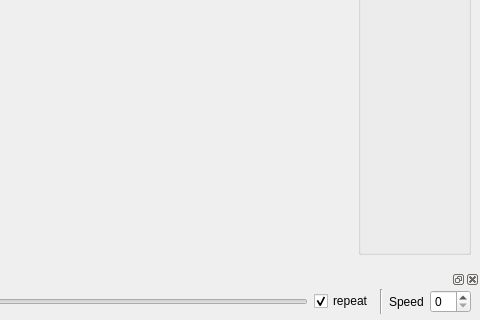
First picture: the form in ui/MainWindow.ui, repository ORB-HD/MeshUp, before the edit; both pictures show x 575 to 1055 and y 340 to 660 of the 1055 by 660 pixel window.
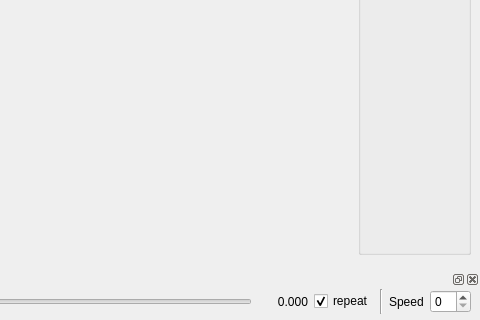
Second picture: the form after the edit. Icons and pictures are not drawn. Custom widgets are drawn as their Qt base class.

Commit message:
displaying current time in the player dock
branch : develop

```diff
--- a/ui/MainWindow.ui
+++ b/ui/MainWindow.ui
@@ -234,6 +234,22 @@
          </property>
         </widget>
        </item>
+       <item>
+        <widget class="QLabel" name="timeLabel">
+         <property name="minimumSize">
+          <size>
+           <width>50</width>
+           <height>0</height>
+          </size>
+         </property>
+         <property name="text">
+          <string>0.000</string>
+         </property>
+         <property name="alignment">
+          <set>Qt::AlignRight|Qt::AlignTrailing|Qt::AlignVCenter</set>
+         </property>
+        </widget>
+       </item>
        <item>
         <widget class="QCheckBox" name="checkBoxLoopAnimation">
          <property name="text">
```
Left out of the diff: 15 changed lines with no effect on the pictures. The commit also changes 1 other file.
